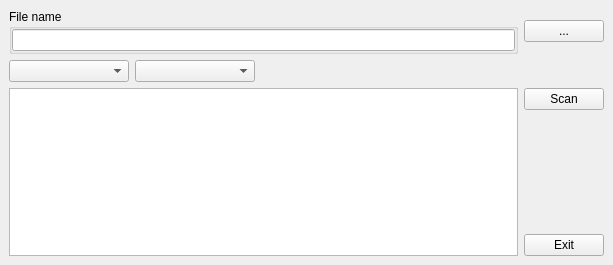
Before: the Qt Designer form lite_source/litemainwindow.ui in horsicq/DIE-engine, drawn with Qt 5.
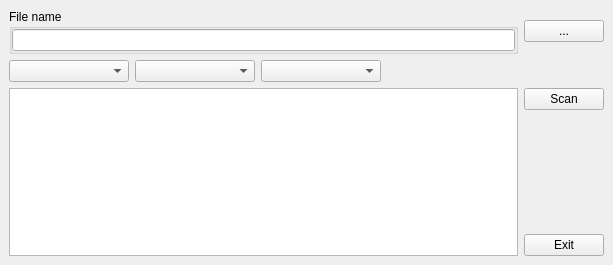
After: the same form once the commit is applied. Custom widgets are drawn as their Qt base class.

The edit to the form file:
```diff
--- a/lite_source/litemainwindow.ui
+++ b/lite_source/litemainwindow.ui
@@ -72,6 +72,16 @@
         </property>
        </widget>
       </item>
+      <item>
+       <widget class="XComboBoxEx" name="comboBoxDatabases">
+        <property name="minimumSize">
+         <size>
+          <width>120</width>
+          <height>0</height>
+         </size>
+        </property>
+       </widget>
+      </item>
       <item>
        <spacer name="horizontalSpacer">
         <property name="orientation">
```
